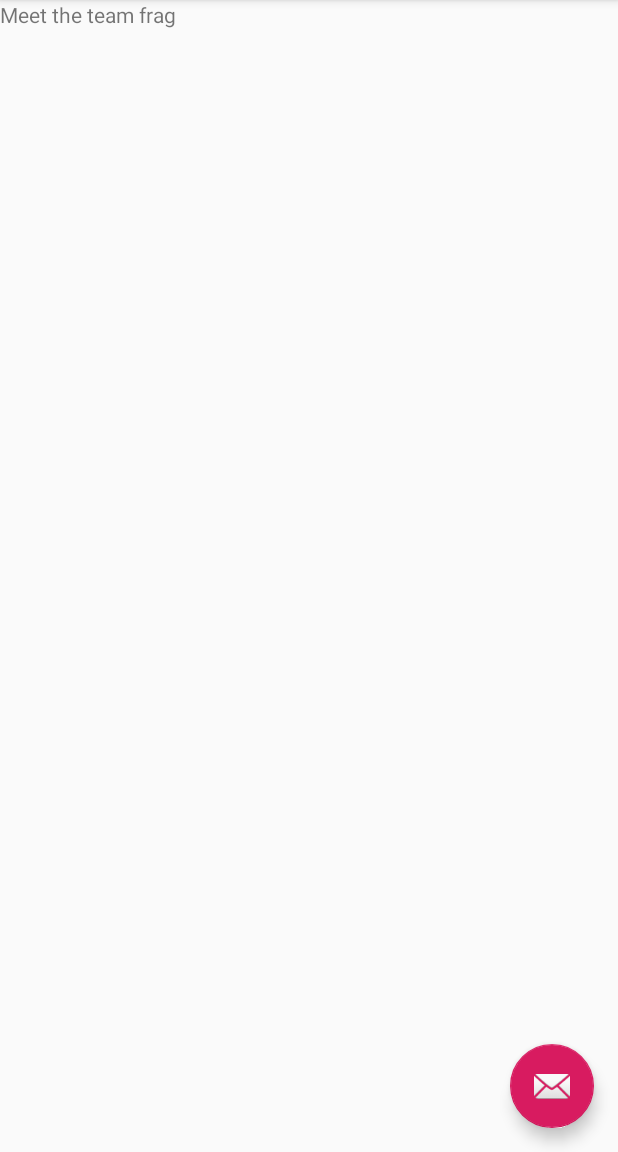
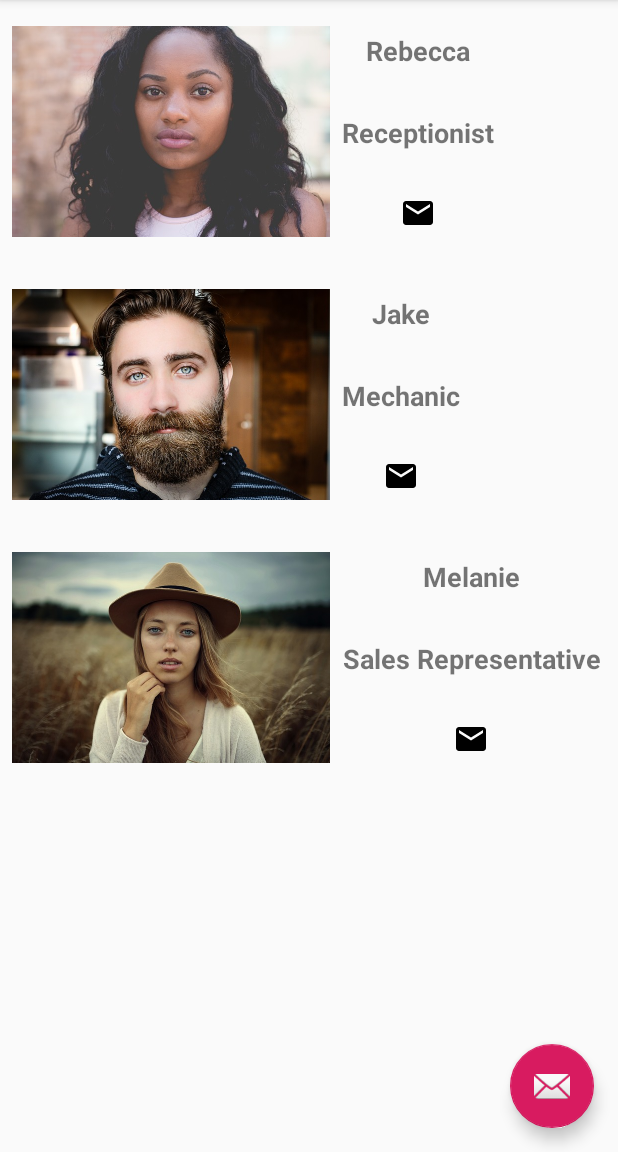
Before and after one commit to jdinovo/DealershipApp, an Android app: the screen it shows after launch (MainActivity), in the side drawer, after a tap on "Meet The Team", on a phone screen of 412 x 824 dp, the part 84-1236 px from its top. Run offline under Robolectric (Android 15) with nearby library versions, the phone set to English and light mode, and no system bars.

Commit message:
MeetTheTeamFragment is complete -MeetTheTeam fragment consists of a recycler view of employees working at our company -Includes an image of them, their name, job title, and a button to send them an email

```diff
--- /dev/null
+++ b/app/src/main/java/com/example/jd/dealershipapp/EmployeeCustomRecycleViewAdapter.java
@@ -0,0 +1,100 @@
+package com.example.jd.dealershipapp;
+
+import android.content.Context;
+import android.content.Intent;
+import android.net.Uri;
+import android.provider.ContactsContract;
+import android.support.annotation.NonNull;
+import android.support.v7.app.AppCompatActivity;
+import android.support.v7.widget.CardView;
+import android.support.v7.widget.RecyclerView;
+import android.support.v7.widget.RecyclerView.ViewHolder;
+import android.view.LayoutInflater;
+import android.view.View;
+import android.view.ViewGroup;
+import android.widget.ImageView;
+import android.widget.RelativeLayout;
+import android.widget.TextView;
+import android.widget.Toast;
+import com.example.jd.dealershipapp.JavaBean.Employee;
+
+import java.util.ArrayList;
+
+public class EmployeeCustomRecycleViewAdapter extends RecyclerView.Adapter {
+
+    //Constructor and member variables
+    private ArrayList<Employee> employees;
+
+    public EmployeeCustomRecycleViewAdapter(ArrayList<Employee> employees) {
+        this.employees = employees;
+    }
+
+    @NonNull
+    @Override
+    public RecyclerView.ViewHolder onCreateViewHolder(@NonNull ViewGroup parent, int i) {
+        View view = LayoutInflater.from(parent.getContext()).inflate(R.layout.custom_row_employee, null);
+        CustomViewHolder viewHolder = new CustomViewHolder(view);
+        return viewHolder;
+    }
+
+    @Override
+    public void onBindViewHolder(@NonNull RecyclerView.ViewHolder holder, int position) {
+
+        final Employee employee = employees.get(position);
+        final CustomViewHolder holder1 = (CustomViewHolder) holder;
+
+        holder1.name.setText(employee.getName());
+        holder1.jobTitle.setText(employee.getJobTitle());
+        holder1.image.setImageResource(employee.getImageID());
+        holder1.email.setOnClickListener(new View.OnClickListener() {
+            @Override
+            public void onClick(View v) {
+                Intent i = new Intent(Intent.ACTION_SENDTO);
+                i.setData(Uri.parse("mailto:"));
+                i.putExtra(Intent.EXTRA_EMAIL, employee.getEmployeeEmail());
+
+                AppCompatActivity activity = (AppCompatActivity) v.getContext();
+
+                if (i.resolveActivity(activity.getPackageManager()) != null) {
+                    activity.startActivity(i);
+                } else {
+                    Toast.makeText(activity.getApplicationContext(), "You do not have the correct software", Toast.LENGTH_SHORT).show();
+                }
+            }
+        });
+    }
+
+
+    @Override
+    public int getItemCount() {
+        return (employees != null ? employees.size() : 0);
+    }
+
+        /**
+         * @author Chris Dias
+         * @date November 16th, 2018
+         * @version 1.0
+         *
+         * CustomViewHolder Constructor
+         *
+         */
+        class CustomViewHolder extends RecyclerView.ViewHolder {
+
+            protected TextView name;
+            protected TextView jobTitle;
+            protected ImageView image;
+            protected ImageView email;
+
+
+            public CustomViewHolder(@NonNull View view) {
+                super(view);
+                this.name = view.findViewById(R.id.employeeName);
+                this.jobTitle = view.findViewById(R.id.employeeJobTitle);
+                this.image = view.findViewById(R.id.employeeImage);
+                this.email = view.findViewById(R.id.employeeEmail);
+            }
+        }
+
+
+
+}
--- /dev/null
+++ b/app/src/main/java/com/example/jd/dealershipapp/JavaBean/Employee.java
@@ -0,0 +1,91 @@
+package com.example.jd.dealershipapp.JavaBean;
+
+/**
+ * @author Chris Dias
+ * @date November 8th, 2018
+ * @version 1.0
+ *
+ * The employee class will contain properties that
+ * will be used in a recycler view which will be
+ * hosted within the MeetTheTeam Fragment
+ *
+ */
+
+public class Employee {
+
+    private String name;
+    private String jobTitle;
+    private int imageID;
+    private String[] employeeEmail;
+
+
+    /**
+     * @author Chris Dias
+     * @date November 8th, 2018
+     * @version 1.0
+     *
+     * Vehicle Constructors
+     *
+     */
+    public Employee() {
+
+    }
+
+    public Employee(String name, String jobTitle) {
+        this.name = name;
+        this.jobTitle = jobTitle;
+    }
+
+    public Employee(String name, String jobTitle, int imageID) {
+        this.name = name;
+        this.jobTitle = jobTitle;
+        this.imageID = imageID;
+    }
+
+    public Employee(String name, String jobTitle, int imageID, String[] employeeEmail) {
+        this.name = name;
+        this.jobTitle = jobTitle;
+        this.imageID = imageID;
+        this.employeeEmail = employeeEmail;
+    }
+
+    /**
+     * @author Chris Dias
+     * @date November 8th, 2018
+     * @version 1.0
+     *
+     * Generated getters and setters for the above properties
+     *
+     */
+    public String getName() {
+        return name;
+    }
+
+    public void setName(String name) {
+        this.name = name;
+    }
+
+    public String getJobTitle() {
+        return jobTitle;
+    }
+
+    public void setJobTitle(String jobTitle) {
+        this.jobTitle = jobTitle;
+    }
+
+    public int getImageID() {
+        return imageID;
+    }
+
+    public void setImageID(int imageID) {
+        this.imageID = imageID;
+    }
+
+    public String[] getEmployeeEmail() {
+        return employeeEmail;
+    }
+
+    public void setEmployeeEmail(String[] employeeEmail) {
+        this.employeeEmail = employeeEmail;
+    }
+}
--- a/app/src/main/java/com/example/jd/dealershipapp/MeetTheTeamFragment.java
+++ b/app/src/main/java/com/example/jd/dealershipapp/MeetTheTeamFragment.java
@@ -4,9 +4,14 @@ import android.content.Context;
 import android.net.Uri;
 import android.os.Bundle;
 import android.support.v4.app.Fragment;
+import android.support.v7.widget.LinearLayoutManager;
+import android.support.v7.widget.RecyclerView;
 import android.view.LayoutInflater;
 import android.view.View;
 import android.view.ViewGroup;
+import com.example.jd.dealershipapp.JavaBean.Employee;
+
+import java.util.ArrayList;
 
 
 /**
@@ -26,6 +31,7 @@ public class MeetTheTeamFragment extends Fragment {
     // TODO: Rename and change types of parameters
     private String mParam1;
     private String mParam2;
+    ArrayList<Employee> employees;
 
     private OnFragmentInteractionListener mListener;
 
@@ -64,7 +70,29 @@ public class MeetTheTeamFragment extends Fragment {
     public View onCreateView(LayoutInflater inflater, ViewGroup container,
                              Bundle savedInstanceState) {
         // Inflate the layout for this fragment
-        return inflater.inflate(R.layout.fragment_meet_the_team, container, false);
+        View view = inflater.inflate(R.layout.fragment_meet_the_team, container, false);
+
+        //creating list
+        ArrayList<Employee> personList = new ArrayList<>();
+        ArrayList<Integer> imagesOfEmployees = new ArrayList<>();
+        imagesOfEmployees.add(R.drawable.pic1);
+        imagesOfEmployees.add(R.drawable.pic2);
+        imagesOfEmployees.add(R.drawable.pic3);
+
+        String[] rebeccaEmail = {"rebecca@wheelerdealer.ca"};
+        String[] jakeEmail = {"jake@wheelerdealer.ca"};
+        String[] melanieEmail = {"melanie@wheelerdealer.ca"};
+
+        personList.add(new Employee("Rebecca", "Receptionist", R.drawable.pic1, rebeccaEmail));
+        personList.add(new Employee("Jake", "Mechanic", R.drawable.pic2, jakeEmail));
+        personList.add(new Employee("Melanie", "Sales Representative", R.drawable.pic3, melanieEmail));
+
+        RecyclerView recyclerView = view.findViewById(R.id.recycle_view_employee);
+        recyclerView.setLayoutManager(new LinearLayoutManager(getContext()));
+
+        EmployeeCustomRecycleViewAdapter adapter = new EmployeeCustomRecycleViewAdapter(personList);
+        recyclerView.setAdapter(adapter);
+        return view;
     }
 
     // TODO: Rename method, update argument and hook method into UI event
--- a/app/src/main/java/com/example/jd/dealershipapp/ViewInvFragment.java
+++ b/app/src/main/java/com/example/jd/dealershipapp/ViewInvFragment.java
@@ -95,9 +95,6 @@ public class ViewInvFragment extends Fragment {
         CustomCardViewAdapter adapter = new CustomCardViewAdapter(vehicleList);
         rec.setAdapter(adapter);
 
-
-
-
         return view;
     }
 
--- /dev/null
+++ b/app/src/main/res/drawable/ic_email_black_24dp.xml
@@ -0,0 +1,9 @@
+<vector xmlns:android="http://schemas.android.com/apk/res/android"
+        android:width="24dp"
+        android:height="24dp"
+        android:viewportWidth="24.0"
+        android:viewportHeight="24.0">
+    <path
+        android:fillColor="#FF000000"
+        android:pathData="M20,4L4,4c-1.1,0 -1.99,0.9 -1.99,2L2,18c0,1.1 0.9,2 2,2h16c1.1,0 2,-0.9 2,-2L22,6c0,-1.1 -0.9,-2 -2,-2zM20,8l-8,5 -8,-5L4,6l8,5 8,-5v2z"/>
+</vector>
--- /dev/null
+++ b/app/src/main/res/layout/custom_row_employee.xml
@@ -0,0 +1,57 @@
+<?xml version="1.0" encoding="utf-8"?>
+<android.support.constraint.ConstraintLayout xmlns:android="http://schemas.android.com/apk/res/android"
+                                             xmlns:app="http://schemas.android.com/apk/res-auto"
+                                             xmlns:tools="http://schemas.android.com/tools"
+                                             android:layout_width="match_parent"
+                                             android:layout_height="match_parent"
+                                             android:orientation="horizontal"
+                                             android:layout_weight="1"
+                                             tools:layout_editor_absoluteY="81dp">
+
+
+    <ImageView
+            app:srcCompat="@drawable/pic1" android:id="@+id/employeeImage"
+            android:cropToPadding="false"
+            tools:ignore="MissingConstraints"
+            android:adjustViewBounds="true"
+            android:layout_height="159dp"
+            android:layout_width="212dp"
+            android:layout_marginTop="8dp"
+            app:layout_constraintTop_toTopOf="parent" app:layout_constraintStart_toStartOf="parent"
+            android:layout_marginStart="8dp" app:layout_constraintBottom_toBottomOf="parent"
+            android:layout_marginBottom="8dp" app:layout_constraintEnd_toEndOf="parent" android:layout_marginEnd="8dp"
+            app:layout_constraintVertical_bias="0.0" app:layout_constraintHorizontal_bias="0.0"/>
+
+    <TextView
+            android:text="Name"
+            android:layout_width="wrap_content"
+            android:layout_height="wrap_content" android:id="@+id/employeeName"
+            android:textStyle="bold"
+            android:textSize="18sp" tools:ignore="MissingConstraints"
+            android:layout_marginTop="8dp"
+            app:layout_constraintTop_toTopOf="parent" app:layout_constraintEnd_toEndOf="parent"
+            android:layout_marginEnd="8dp" app:layout_constraintStart_toEndOf="@+id/employeeImage"
+            android:layout_marginStart="8dp" android:layout_marginBottom="8dp"
+            app:layout_constraintBottom_toTopOf="@+id/employeeJobTitle"/>
+
+    <TextView
+            android:text="Job Title"
+            android:layout_width="wrap_content"
+            android:layout_height="wrap_content" android:id="@+id/employeeJobTitle"
+            android:textAlignment="center" android:textStyle="bold"
+            android:textSize="18sp" tools:ignore="MissingConstraints"
+            android:layout_marginTop="8dp"
+            app:layout_constraintTop_toBottomOf="@+id/employeeName" app:layout_constraintEnd_toEndOf="parent"
+            android:layout_marginEnd="8dp" app:layout_constraintStart_toEndOf="@+id/employeeImage"
+            android:layout_marginStart="8dp" android:layout_marginBottom="8dp"
+            app:layout_constraintBottom_toTopOf="@+id/employeeEmail"/>
+    <ImageView
+            android:layout_width="wrap_content"
+            android:layout_height="wrap_content" app:srcCompat="@drawable/ic_email_black_24dp"
+            android:id="@+id/employeeEmail"
+            android:layout_marginTop="8dp"
+            app:layout_constraintTop_toBottomOf="@+id/employeeJobTitle" app:layout_constraintEnd_toEndOf="parent"
+            android:layout_marginEnd="8dp" app:layout_constraintStart_toEndOf="@+id/employeeImage"
+            android:layout_marginStart="8dp" app:layout_constraintBottom_toBottomOf="parent"
+            android:layout_marginBottom="8dp" android:adjustViewBounds="true"/>
+</android.support.constraint.ConstraintLayout>
--- a/app/src/main/res/layout/fragment_meet_the_team.xml
+++ b/app/src/main/res/layout/fragment_meet_the_team.xml
@@ -1,14 +1,17 @@
 <?xml version="1.0" encoding="utf-8"?>
 <LinearLayout xmlns:android="http://schemas.android.com/apk/res/android"
-              xmlns:tools="http://schemas.android.com/tools"
+              xmlns:app="http://schemas.android.com/apk/res-auto" xmlns:tools="http://schemas.android.com/tools"
               android:layout_width="match_parent"
               android:layout_height="match_parent"
               tools:context=".MeetTheTeamFragment" android:orientation="vertical">
 
-    <!-- TODO: Update blank fragment layout -->
-    <TextView
+    <android.support.v7.widget.RecyclerView
+            android:id="@+id/recycle_view_employee"
             android:layout_width="match_parent"
             android:layout_height="match_parent"
-            android:text="Meet the team frag"/>
+            app:layout_constraintBottom_toBottomOf="parent"
+            app:layout_constraintEnd_toEndOf="parent"
+            app:layout_constraintStart_toStartOf="parent"
+            app:layout_constraintTop_toTopOf="parent"/>
 
 </LinearLayout>
--- /dev/null
+++ b/app/src/main/res/layout/recycle_row_employee.xml
@@ -0,0 +1,11 @@
+<?xml version="1.0" encoding="utf-8"?>
+
+<android.support.constraint.ConstraintLayout
+        xmlns:android="http://schemas.android.com/apk/res/android"
+         xmlns:app="http://schemas.android.com/apk/res-auto"
+         android:layout_width="match_parent"
+         android:layout_height="match_parent">
+
+
+
+</android.support.constraint.ConstraintLayout>
--- a/app/src/main/res/values/strings.xml
+++ b/app/src/main/res/values/strings.xml
@@ -16,7 +16,7 @@
 
     <string name="workEmail">info@wheelerdealer.ca</string>
 
-<!-- TODO: Remove or change this placeholder text -->
+    <!-- TODO: Remove or change this placeholder text -->
     <string name="hello_blank_fragment">Hello blank fragment</string>
 
 </resources>
```
Also changed, not shown: app/src/main/res/drawable/pic1.jpg (added), app/src/main/res/drawable/pic2.jpg (added), app/src/main/res/drawable/pic3.jpg (added).
